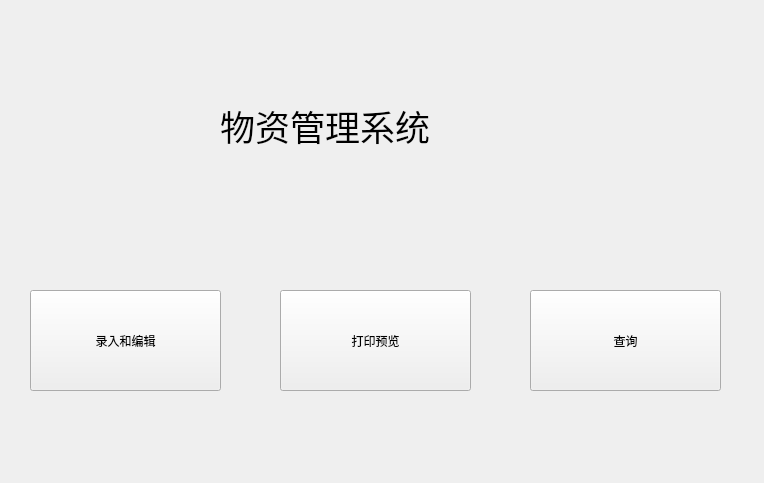
The window that software-assignment/maingui.ui (leander-deleted/goods-management-system) describes before a commit, drawn with Qt 5.
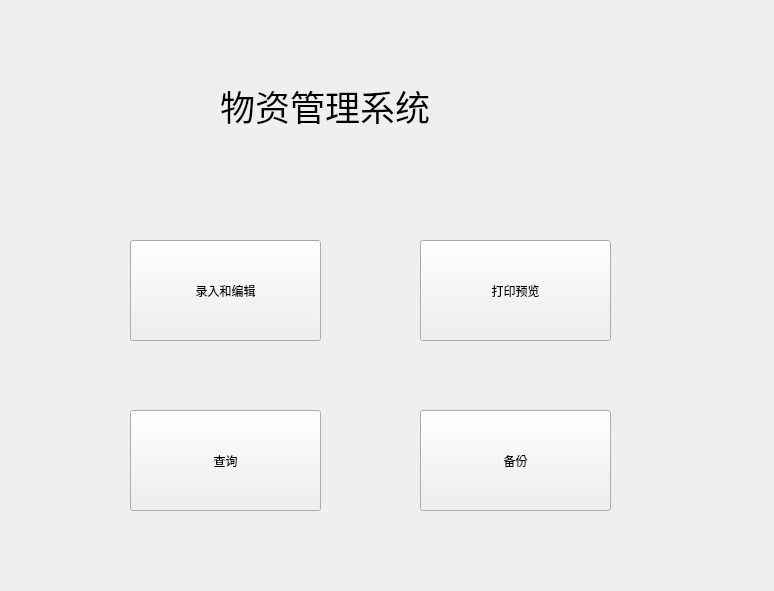
The same window after the commit.

The edit to the form file:
```diff
--- a/software-assignment/maingui.ui
+++ b/software-assignment/maingui.ui
@@ -6,8 +6,8 @@
    <rect>
     <x>0</x>
     <y>0</y>
-    <width>764</width>
-    <height>483</height>
+    <width>774</width>
+    <height>591</height>
    </rect>
   </property>
   <property name="windowTitle">
@@ -17,7 +17,7 @@
    <property name="geometry">
     <rect>
      <x>220</x>
-     <y>70</y>
+     <y>50</y>
      <width>331</width>
      <height>111</height>
     </rect>
@@ -34,8 +34,8 @@
   <widget class="QPushButton" name="pushButton">
    <property name="geometry">
     <rect>
-     <x>30</x>
-     <y>290</y>
+     <x>130</x>
+     <y>240</y>
      <width>191</width>
      <height>101</height>
     </rect>
@@ -47,8 +47,8 @@
   <widget class="QPushButton" name="pushButton_3">
    <property name="geometry">
     <rect>
-     <x>280</x>
-     <y>290</y>
+     <x>420</x>
+     <y>240</y>
      <width>191</width>
      <height>101</height>
     </rect>
@@ -60,8 +60,8 @@
   <widget class="QPushButton" name="pushButton_4">
    <property name="geometry">
     <rect>
-     <x>530</x>
-     <y>290</y>
+     <x>130</x>
+     <y>410</y>
      <width>191</width>
      <height>101</height>
     </rect>
@@ -70,6 +70,19 @@
     <string>查询</string>
    </property>
   </widget>
+  <widget class="QPushButton" name="pushButton_5">
+   <property name="geometry">
+    <rect>
+     <x>420</x>
+     <y>410</y>
+     <width>191</width>
+     <height>101</height>
+    </rect>
+   </property>
+   <property name="text">
+    <string>备份</string>
+   </property>
+  </widget>
  </widget>
  <resources/>
  <connections/>
```
